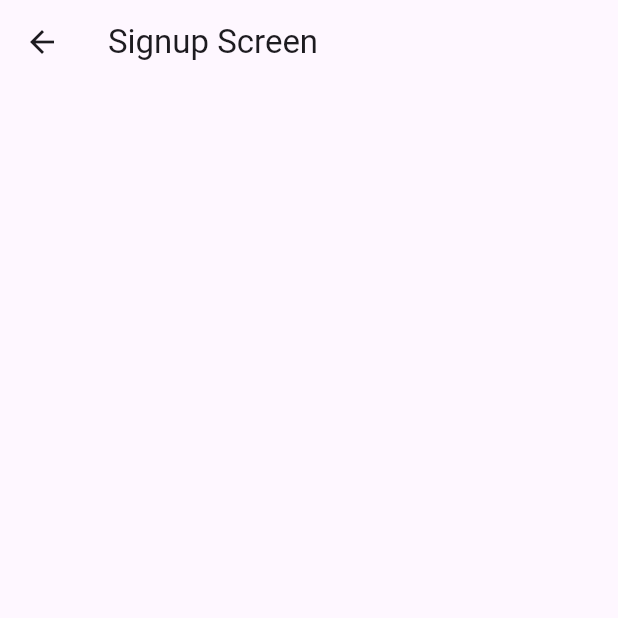
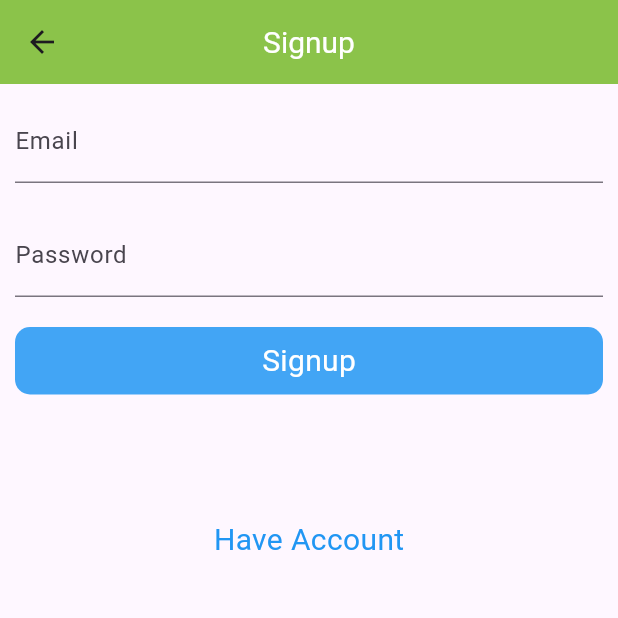
Before and after one commit to Kashannn/MVVM-Architecture, a Flutter app: the SignupScreen screen opened by its route, on a phone screen of 412 x 824 dp, the top half of it. Run offline on Flutter 3.47's test engine with Material 3 defaults, Android fonts, the phone set to English and light mode, and no system bars; our stand-ins replace another_flushbar, fluttertoast; statements that could not run were skipped.

```diff
--- a/lib/Repository/auth_respository.dart
+++ b/lib/Repository/auth_respository.dart
@@ -18,7 +18,7 @@ class AuthRepository {
     }
   }
 
-  Future<dynamic> SingUP(dynamic data) async {
+  Future<dynamic> Signup(dynamic data) async {
     try {
       dynamic response = await ApiServices.getPostApiResponse(
           ApiUrl.REGISTER,data
--- a/lib/View/Home_Page.dart
+++ b/lib/View/Home_Page.dart
@@ -14,6 +14,7 @@ class _HomePageState extends State<HomePage> {
       appBar: AppBar(
         title: const Text(' Home Page'),
       ),
+
     );
   }
 }
--- a/lib/View/Signup_Screen.dart
+++ b/lib/View/Signup_Screen.dart
@@ -1,4 +1,10 @@
 import 'package:flutter/material.dart';
+import 'package:provider/provider.dart';
+
+import '../Resourcess/Components/round-button.dart';
+import '../Utils/routes/routes_names.dart';
+import '../Utils/utils.dart';
+import '../View-Model/auth_viewModel.dart';
 
 class SignupScreen extends StatefulWidget {
   const SignupScreen({super.key});
@@ -8,12 +14,104 @@ class SignupScreen extends StatefulWidget {
 }
 
 class _SignupScreenState extends State<SignupScreen> {
+  TextEditingController emailController = TextEditingController();
+  TextEditingController passwordController = TextEditingController();
+  FocusNode emailFocusNode = FocusNode();
+  FocusNode passwordFocusNode = FocusNode();
+
+  @override
+  void dispose() {
+    // TODO: implement dispose
+    super.dispose();
+    emailController.dispose();
+    passwordController.dispose();
+    emailFocusNode.dispose();
+    passwordFocusNode.dispose();
+  }
+
   @override
   Widget build(BuildContext context) {
+    final height = MediaQuery.of(context).size.height * 1;
+    final authViewModel = Provider.of<AuthViewModel>(context);
     return Scaffold(
-      appBar: AppBar(
-        title: const Text('Signup Screen'),
-      ),
-    );
+        appBar: AppBar(
+          title: const Text(
+            'Signup',
+            style: TextStyle(
+              color: Colors.white,
+              fontSize: 20,
+            ),
+          ),
+          centerTitle: true,
+          backgroundColor: Colors.lightGreen,
+        ),
+        body: SafeArea(
+          child: Padding(
+            padding: const EdgeInsets.all(10.0),
+            child: Column(
+              children: [
+                TextFormField(
+                  controller: emailController,
+                  focusNode: emailFocusNode,
+                  decoration: const InputDecoration(
+                    labelText: 'Email',
+                  ),
+                  onFieldSubmitted: (value) {
+                    Utils.fieldFocusChange(
+                        context, emailFocusNode, passwordFocusNode);
+                  },
+                ),
+                const SizedBox(
+                  height: 20,
+                ),
+                TextField(
+                  controller: passwordController,
+                  focusNode: passwordFocusNode,
+                  decoration: const InputDecoration(
+                    labelText: 'Password',
+                  ),
+                ),
+                const SizedBox(
+                  height: 20,
+                ),
+                RoundButton(
+                  title: 'Signup',
+                  onPressed: () {
+                    if (emailController.text.isEmpty) {
+                      Utils()
+                          .flashBarErrorMessage('Please fill Email', context);
+                    } else if (passwordController.text.isEmpty) {
+                      Utils().flashBarErrorMessage(
+                          'Please fill Password', context);
+                    } else if (passwordController.text.length < 6) {
+                      Utils().flashBarErrorMessage(
+                          'Password must be at least 6 characters', context);
+                    } else {
+                      Map data = {
+                        'email': emailController.text,
+                        'password': passwordController.text,
+                      };
+                      authViewModel.signupApi(data, context);
+                      print('Api Hit');
+                    }
+                  },
+                ),
+                SizedBox(height: height * 0.1),
+                InkWell(
+                    child: Text(
+                      'Have Account',
+                      style: TextStyle(
+                        color: Colors.blue,
+                        fontSize: 20,
+                      ),
+                    ),
+                    onTap: () {
+                      Navigator.pushNamed(context, RoutesName.login);
+                    }
+                ),
+              ],
+            ),
+          ),
+        ));
   }
 }
```
Also changed, not shown: lib/View-Model/auth_viewModel.dart (+14 -0 lines).
